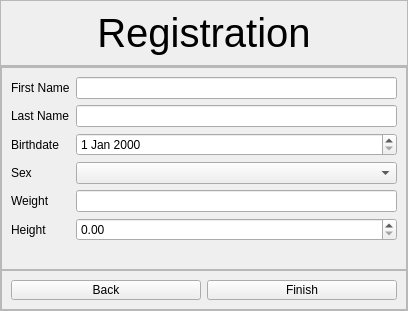
Qt form src/views/user_management/WndRegistration.ui (mxcom/Programming-Exercises) before a commit.
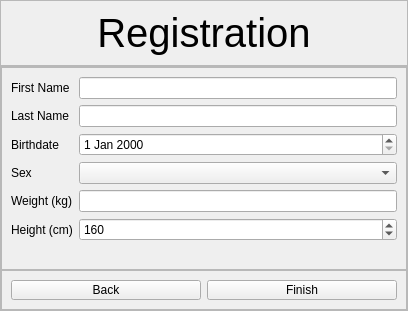
The same form after that commit. The open tabs and pages were chosen to show the change.

The edit to the form file:
```diff
--- a/src/views/user_management/WndRegistration.ui
+++ b/src/views/user_management/WndRegistration.ui
@@ -295,7 +295,7 @@
               <item row="4" column="0">
                <widget class="QLabel" name="lbWeight">
                 <property name="text">
-                 <string>Weight</string>
+                 <string>Weight (kg)</string>
                 </property>
                </widget>
               </item>
@@ -305,7 +305,7 @@
               <item row="5" column="0">
                <widget class="QLabel" name="lbHeight">
                 <property name="text">
-                 <string>Height</string>
+                 <string>Height (cm)</string>
                 </property>
                </widget>
               </item>
@@ -318,10 +318,10 @@
                  <string/>
                 </property>
                 <property name="decimals">
-                 <number>2</number>
+                 <number>0</number>
                 </property>
                 <property name="minimum">
-                 <double>0.000000000000000</double>
+                 <double>140.000000000000000</double>
                 </property>
                 <property name="maximum">
                  <double>250.000000000000000</double>
@@ -330,7 +330,7 @@
                  <enum>QAbstractSpinBox::AdaptiveDecimalStepType</enum>
                 </property>
                 <property name="value">
-                 <double>0.000000000000000</double>
+                 <double>160.000000000000000</double>
                 </property>
                </widget>
               </item>
```
